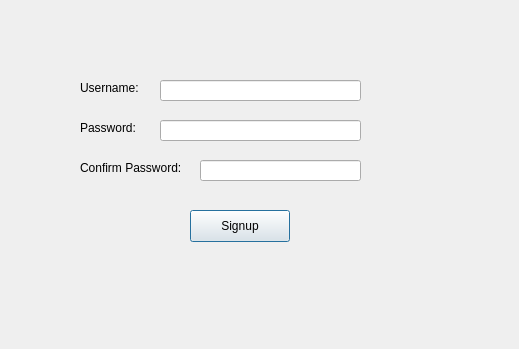
Above: LibraryManagementSystem/signup.ui from omar-rabeh-18/LibraryManagementSystem before the change. Below: the same form after it.
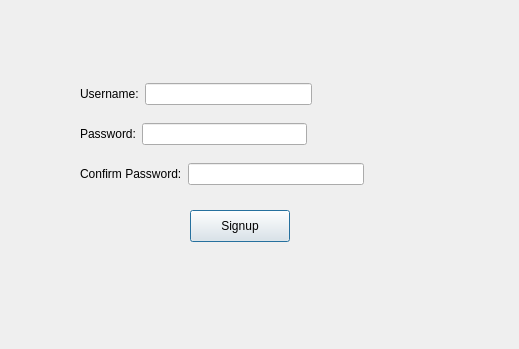
That is the form after the change.

```diff
--- a/LibraryManagementSystem/signup.ui
+++ b/LibraryManagementSystem/signup.ui
@@ -13,45 +13,6 @@
   <property name="windowTitle">
    <string>Dialog</string>
   </property>
-  <widget class="QLabel" name="usernameLabel">
-   <property name="geometry">
-    <rect>
-     <x>80</x>
-     <y>80</y>
-     <width>71</width>
-     <height>16</height>
-    </rect>
-   </property>
-   <property name="text">
-    <string>Username:</string>
-   </property>
-  </widget>
-  <widget class="QLabel" name="passwordLabel">
-   <property name="geometry">
-    <rect>
-     <x>80</x>
-     <y>120</y>
-     <width>71</width>
-     <height>16</height>
-    </rect>
-   </property>
-   <property name="text">
-    <string>Password:</string>
-   </property>
-  </widget>
-  <widget class="QLabel" name="confirmPasswordLabel">
-   <property name="geometry">
-    <rect>
-     <x>80</x>
-     <y>160</y>
-     <width>121</width>
-     <height>16</height>
-    </rect>
-   </property>
-   <property name="text">
-    <string>Confirm Password:</string>
-   </property>
-  </widget>
   <widget class="QPushButton" name="signupPushButton">
    <property name="geometry">
     <rect>
@@ -65,41 +26,79 @@
     <string>Signup</string>
    </property>
   </widget>
-  <widget class="QLineEdit" name="usernameLineEdit">
+  <widget class="QWidget" name="">
    <property name="geometry">
     <rect>
-     <x>160</x>
+     <x>80</x>
      <y>80</y>
-     <width>201</width>
-     <height>21</height>
+     <width>232</width>
+     <height>28</height>
     </rect>
    </property>
+   <layout class="QHBoxLayout" name="horizontalLayout">
+    <item>
+     <widget class="QLabel" name="usernameLabel">
+      <property name="text">
+       <string>Username:</string>
+      </property>
+     </widget>
+    </item>
+    <item>
+     <widget class="QLineEdit" name="usernameLineEdit"/>
+    </item>
+   </layout>
   </widget>
-  <widget class="QLineEdit" name="confirmPasswordLineEdit">
+  <widget class="QWidget" name="">
    <property name="geometry">
     <rect>
-     <x>200</x>
-     <y>160</y>
-     <width>161</width>
-     <height>21</height>
-    </rect>
-   </property>
-   <property name="echoMode">
-    <enum>QLineEdit::Password</enum>
-   </property>
-  </widget>
-  <widget class="QLineEdit" name="passwordLineEdit">
-   <property name="geometry">
-    <rect>
-     <x>160</x>
+     <x>80</x>
      <y>120</y>
-     <width>201</width>
-     <height>21</height>
+     <width>227</width>
+     <height>28</height>
     </rect>
    </property>
-   <property name="echoMode">
-    <enum>QLineEdit::Password</enum>
+   <layout class="QHBoxLayout" name="horizontalLayout_2">
+    <item>
+     <widget class="QLabel" name="passwordLabel">
+      <property name="text">
+       <string>Password:</string>
+      </property>
+     </widget>
+    </item>
+    <item>
+     <widget class="QLineEdit" name="passwordLineEdit">
+      <property name="echoMode">
+       <enum>QLineEdit::Password</enum>
+      </property>
+     </widget>
+    </item>
+   </layout>
+  </widget>
+  <widget class="QWidget" name="">
+   <property name="geometry">
+    <rect>
+     <x>80</x>
+     <y>160</y>
+     <width>284</width>
+     <height>28</height>
+    </rect>
    </property>
+   <layout class="QHBoxLayout" name="horizontalLayout_3">
+    <item>
+     <widget class="QLabel" name="confirmPasswordLabel">
+      <property name="text">
+       <string>Confirm Password:</string>
+      </property>
+     </widget>
+    </item>
+    <item>
+     <widget class="QLineEdit" name="confirmPasswordLineEdit">
+      <property name="echoMode">
+       <enum>QLineEdit::Password</enum>
+      </property>
+     </widget>
+    </item>
+   </layout>
   </widget>
  </widget>
  <resources/>
```
